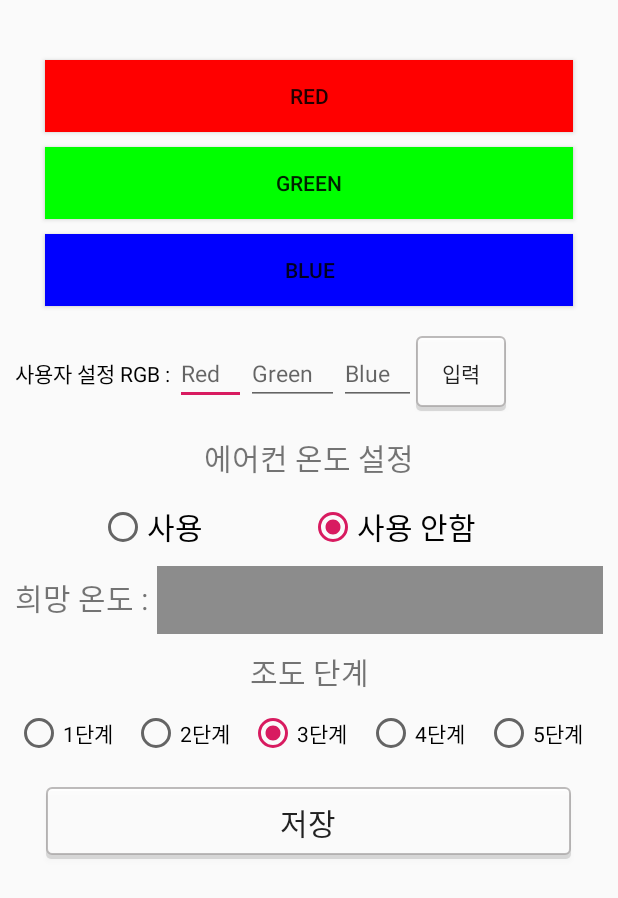
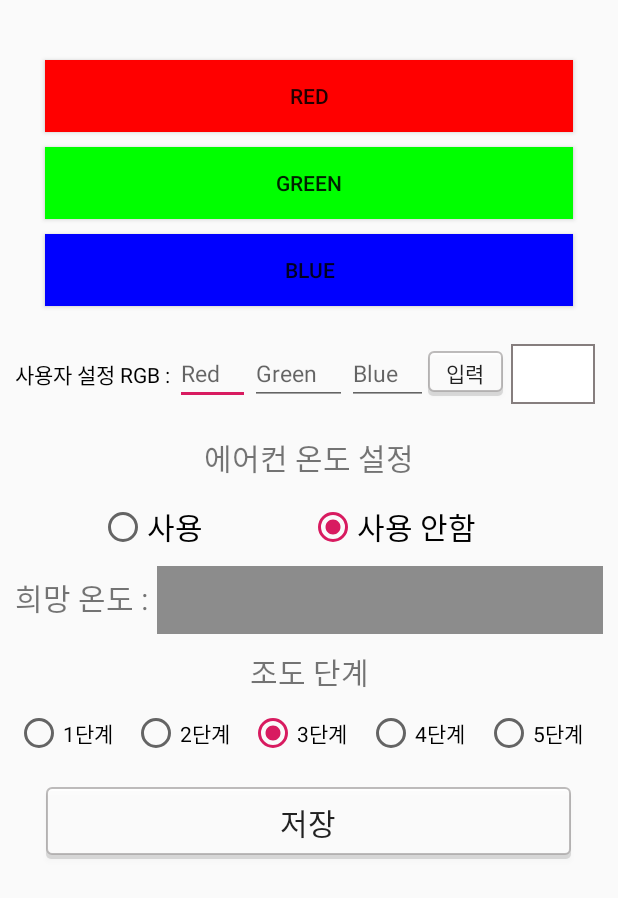
Before and after one commit to kyu9341/UleungCare, an Android app: the SettingActivity screen opened directly, with no data from a screen before it, on a phone screen of 412 x 824 dp. Shown: the top 898 px of the screen. Run offline under Robolectric (Android 15) with nearby library versions, the phone set to English and light mode, and no system bars; our stand-ins replace Volley.

Commit message:
안드로이드 예외처리 기능 구현 및 디자인 추가

```diff
--- /dev/null
+++ b/android/UleungCare/app/src/main/res/drawable/border.xml
@@ -0,0 +1,7 @@
+<?xml version="1.0" encoding="UTF-8"?>
+<shape xmlns:android="http://schemas.android.com/apk/res/android">
+    <solid android:color="#FFFFFF" />
+    <stroke android:width="1dp" android:color="#867E7E" />
+    <padding android:left="1dp" android:top="1dp" android:right="1dp"
+        android:bottom="1dp" />
+</shape>
--- a/android/UleungCare/app/src/main/res/layout/activity_setting.xml
+++ b/android/UleungCare/app/src/main/res/layout/activity_setting.xml
@@ -50,7 +50,8 @@
         android:layout_marginLeft="10dp"
         android:orientation="horizontal"
         android:layout_width="match_parent"
-        android:layout_height="wrap_content">
+        android:layout_height="wrap_content"
+        android:gravity="center">
 
         <TextView
             android:layout_width="wrap_content"
@@ -88,10 +89,10 @@
 
         <Button
             android:id="@+id/colorInsert"
-            android:layout_width="60dp"
-            android:layout_height="50dp"
+            android:layout_width="50dp"
+            android:layout_height="30dp"
+            android:background="@drawable/button"
             android:text="입력"
-            android:background="@drawable/button"
 
             />
         <TextView
@@ -101,6 +102,8 @@
             android:id="@+id/colorView"
             android:layout_weight="1"
             android:layout_margin="5dp"
+            android:layout_gravity="center"
+            android:background="@drawable/border"
             />
 
     </LinearLayout>
```
